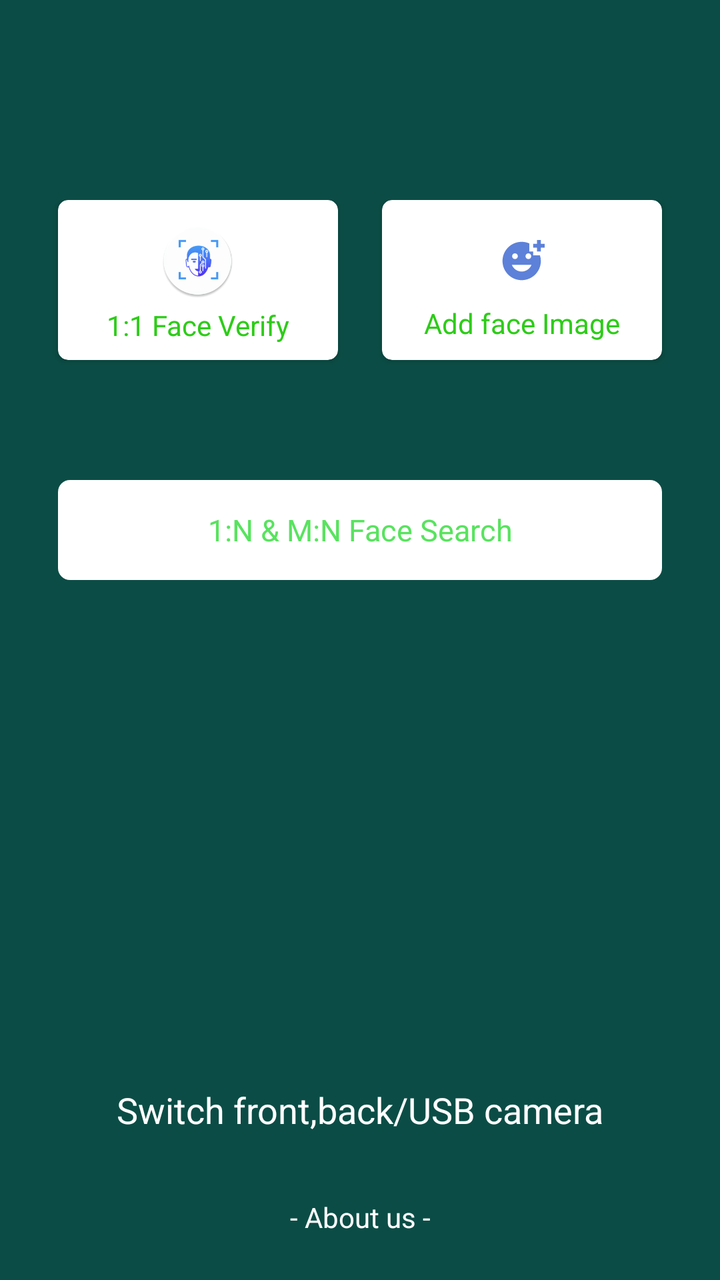
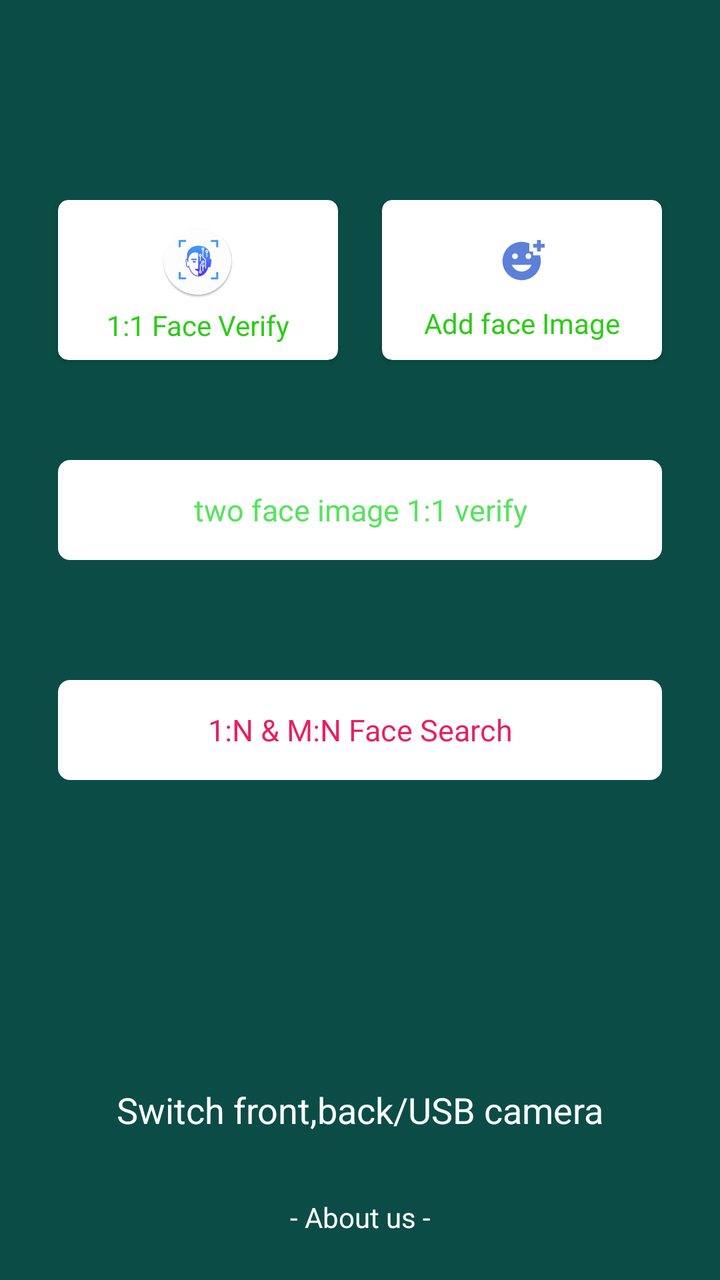

An Android layout rendered at two revisions. The XML below is the earlier revision; the diff shows what the commit changed to produce the second picture.
<!-- AndroidManifest.xml: another module's application theme FaceAIAppTheme -->
<!-- res/layout/activity_face_ai_navi.xml -->
<?xml version="1.0" encoding="utf-8"?>
<androidx.constraintlayout.widget.ConstraintLayout xmlns:android="http://schemas.android.com/apk/res/android"
    xmlns:app="http://schemas.android.com/apk/res-auto"
    xmlns:tools="http://schemas.android.com/tools"
    android:layout_width="match_parent"
    android:layout_height="match_parent"
    android:background="@color/face_lib_main_color"
    android:paddingTop="100dp"
    tools:context=".FaceAINaviActivity">

    
    <androidx.cardview.widget.CardView
        android:id="@+id/face_verify_card"
        android:layout_width="0dp"
        android:layout_height="80dp"
        app:cardCornerRadius="5dp"
        android:layout_marginLeft="29dp"
        android:layout_marginRight="11dp"
        app:cardBackgroundColor="@color/white"
        app:layout_constraintEnd_toStartOf="@+id/update_base_image"
        app:layout_constraintStart_toStartOf="parent"
        app:layout_constraintTop_toTopOf="parent">

        <LinearLayout
            android:layout_width="match_parent"
            android:layout_height="wrap_content"
            android:layout_gravity="center"
            android:orientation="vertical">

            <ImageView
                android:layout_width="45dp"
                android:layout_height="45dp"
                android:padding="4dp"
                android:layout_gravity="center_horizontal"
                android:src="@drawable/face_logo" />

            <TextView
                android:id="@+id/face_verify"
                android:layout_width="match_parent"
                android:layout_height="wrap_content"
                android:layout_gravity="center_horizontal"
                android:gravity="center"
                android:text="@string/face_verify_1vs1"
                android:textColor="#2DCC18"
                android:textSize="14sp" />

        </LinearLayout>

    </androidx.cardview.widget.CardView>


    
    <androidx.cardview.widget.CardView
        android:id="@+id/update_base_image"
        android:layout_width="0dp"
        android:layout_height="80dp"
        app:cardCornerRadius="5dp"
        android:layout_marginRight="29dp"
        android:layout_marginLeft="11dp"
        app:cardBackgroundColor="@color/white"
        app:layout_constraintEnd_toEndOf="parent"
        app:layout_constraintStart_toEndOf="@+id/face_verify_card"
        app:layout_constraintTop_toTopOf="parent">

        <LinearLayout
            android:layout_width="match_parent"
            android:layout_height="wrap_content"
            android:layout_gravity="center"
            android:orientation="vertical">

            <ImageView
                android:layout_width="43dp"
                android:layout_height="43dp"
                android:padding="10dp"
                android:layout_gravity="center_horizontal"
                android:src="@drawable/ic_add_face" />

            <TextView
                android:id="@+id/change_base_img"
                android:layout_width="match_parent"
                android:layout_height="wrap_content"
                android:layout_gravity="center_horizontal"
                android:gravity="center"
                android:text="@string/add_face_image"
                android:textColor="#2DCC18"
                android:textSize="14sp"
                app:layout_constraintTop_toBottomOf="@+id/update_base_image" />

        </LinearLayout>

    </androidx.cardview.widget.CardView>


    <TextView
        android:id="@+id/face_search_1_n"
        android:layout_width="match_parent"
        android:layout_height="50dp"
        android:layout_marginTop="60dp"
        android:background="@drawable/bg_btn"
        android:gravity="center"
        android:layout_marginLeft="29dp"
        android:layout_marginRight="29dp"
        android:visibility="visible"
        android:text="@string/face_search_navi"
        android:textColor="@color/green"
        android:textSize="15sp"
        app:layout_constraintEnd_toEndOf="parent"
        app:layout_constraintStart_toStartOf="parent"
        app:layout_constraintTop_toBottomOf="@+id/face_verify_card" />


    <TextView
        android:id="@+id/change_camera"
        android:layout_width="match_parent"
        android:layout_height="wrap_content"
        android:layout_gravity="bottom"
        android:gravity="center"
        android:textColor="@android:color/white"
        android:textSize="18sp"
        android:padding="5dp"
        android:layout_marginTop="5dp"
        android:layout_marginBottom="16dp"
        app:layout_constraintBottom_toTopOf="@+id/more_about_me"
        android:text="@string/switch_camera" />


    <TextView
        android:id="@+id/more_about_me"
        android:layout_width="match_parent"
        android:layout_height="wrap_content"
        android:gravity="center"
        android:padding="11dp"
        android:visibility="visible"
        android:text="@string/about_us"
        android:textColor="@android:color/white"
        android:textSize="14sp"
        android:layout_marginBottom="11dp"
        app:layout_constraintBottom_toBottomOf="parent" />




</androidx.constraintlayout.widget.ConstraintLayout>
<!-- resources referenced by this layout -->
<resources>
  <color name="face_lib_main_color">#0B4D46</color>
  <color name="green">#58E35E</color>
  <color name="white">#FFFFFFFF</color>
  <!-- drawable bg_btn (drawable) -->
  <?xml version="1.0" encoding="utf-8"?>
  <shape xmlns:android="http://schemas.android.com/apk/res/android">
      <corners android:radius="6dp" />
      <solid android:color="@color/white" />
  </shape>
  <!-- drawable face_logo: webp bitmap (drawable, 10054 bytes) -->
  <!-- drawable ic_add_face (drawable) -->
  <vector android:alpha="0.87" android:height="24dp"
      android:tint="#446DD3" android:viewportHeight="24"
      android:viewportWidth="24" android:width="24dp" xmlns:android="http://schemas.android.com/apk/res/android">
      <path android:fillColor="@android:color/white" android:pathData="M18,9V7h-2V2.84C14.77,2.3 13.42,2 11.99,2C6.47,2 2,6.48 2,12s4.47,10 9.99,10C17.52,22 22,17.52 22,12c0,-1.05 -0.17,-2.05 -0.47,-3H18zM15.5,8C16.33,8 17,8.67 17,9.5S16.33,11 15.5,11S14,10.33 14,9.5S14.67,8 15.5,8zM8.5,8C9.33,8 10,8.67 10,9.5S9.33,11 8.5,11S7,10.33 7,9.5S7.67,8 8.5,8zM12,17.5c-2.33,0 -4.31,-1.46 -5.11,-3.5h10.22C16.31,16.04 14.33,17.5 12,17.5zM22,3h2v2h-2v2h-2V5h-2V3h2V1h2V3z"/>
  </vector>
  <string name="about_us">- About us - </string>
  <string name="add_face_image">Add face Image</string>
  <string name="face_search_navi">1:N &amp; M:N  Face Search </string>
  <string name="face_verify_1vs1">1:1 Face Verify </string>
  <string name="switch_camera">Switch front,back/USB camera </string>
  <style name="FaceAIAppTheme" parent="Theme.AppCompat.DayNight.NoActionBar">
          
          <item name="colorControlNormal">@android:color/white</item>
          <item name="colorPrimary">@color/face_lib_main_color</item>
          <item name="colorPrimaryDark">@color/face_lib_main_color</item>
          <item name="colorAccent">@color/face_lib_main_color</item>
  
          <item name="buttonBarPositiveButtonStyle">@style/positiveBtnStyle</item>
          <item name="buttonBarNegativeButtonStyle">@style/negativeBtnstyle</item>
      </style>
  <style name="positiveBtnStyle" parent="Widget.AppCompat.Button.ButtonBar.AlertDialog">
          <item name="android:textColor">@color/green</item>
      </style>
  <style name="negativeBtnstyle" parent="Widget.AppCompat.Button.ButtonBar.AlertDialog">
          <item name="android:textColor">@color/red</item>
      </style>
  <color name="red">#E91E63</color>
</resources>

<!-- the commit's change to res/layout/activity_face_ai_navi.xml (unified diff, before → after) -->
@@ -92,6 +92,23 @@
 
 
     <TextView
+        android:id="@+id/two_face_verify"
+        android:layout_width="match_parent"
+        android:layout_height="50dp"
+        android:layout_marginTop="50dp"
+        android:background="@drawable/bg_btn"
+        android:gravity="center"
+        android:layout_marginLeft="29dp"
+        android:layout_marginRight="29dp"
+        android:visibility="visible"
+        android:text="@string/two_face_image_verify"
+        android:textColor="@color/green"
+        android:textSize="15sp"
+        app:layout_constraintEnd_toEndOf="parent"
+        app:layout_constraintStart_toStartOf="parent"
+        app:layout_constraintTop_toBottomOf="@+id/face_verify_card" />
+
+    <TextView
         android:id="@+id/face_search_1_n"
         android:layout_width="match_parent"
         android:layout_height="50dp"
@@ -102,11 +119,11 @@
         android:layout_marginRight="29dp"
         android:visibility="visible"
         android:text="@string/face_search_navi"
-        android:textColor="@color/green"
+        android:textColor="@color/red"
         android:textSize="15sp"
         app:layout_constraintEnd_toEndOf="parent"
         app:layout_constraintStart_toStartOf="parent"
-        app:layout_constraintTop_toBottomOf="@+id/face_verify_card" />
+        app:layout_constraintTop_toBottomOf="@+id/two_face_verify" />
 
 
     <TextView
<!-- resource entries referenced after the edit -->
@@ -21,6 +21,7 @@
   <string name="face_search_navi">1:N &amp; M:N  Face Search </string>
   <string name="face_verify_1vs1">1:1 Face Verify </string>
   <string name="switch_camera">Switch front,back/USB camera </string>
+  <string name="two_face_image_verify">two face image 1:1 verify</string>
   <style name="FaceAIAppTheme" parent="Theme.AppCompat.DayNight.NoActionBar">
           
           <item name="colorControlNormal">@android:color/white</item>
